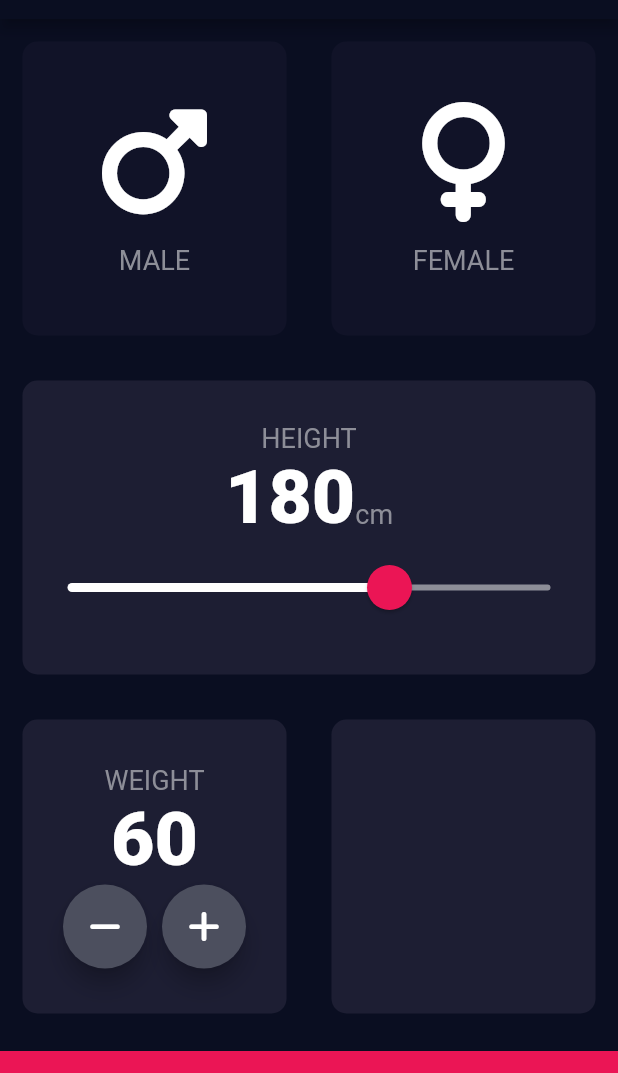
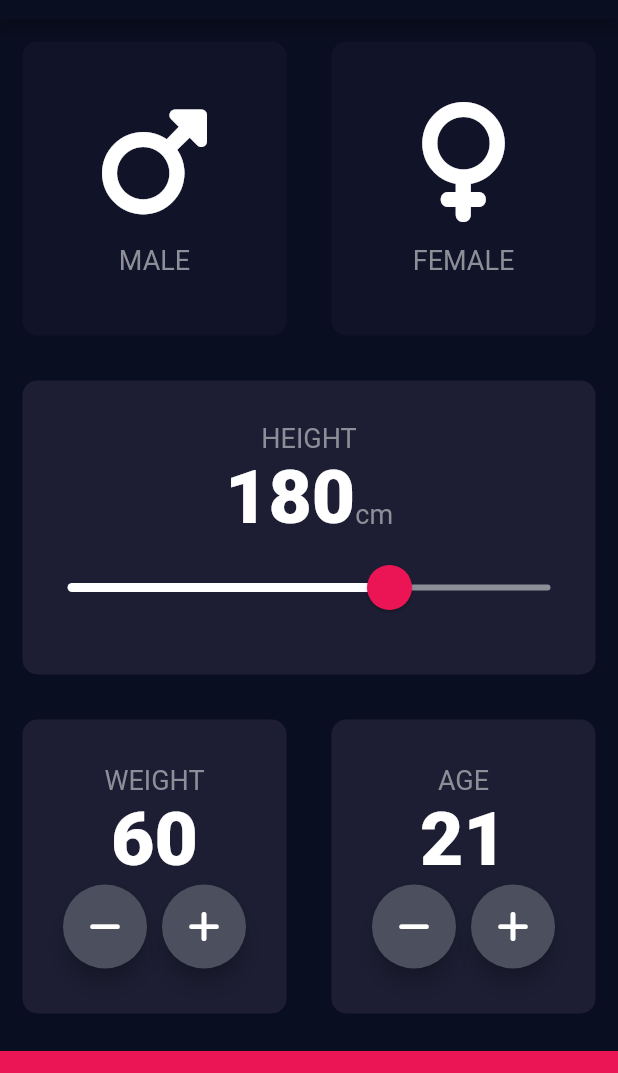
Before and after one commit to juriaCardozo/BMI-calculator, a Flutter app: the screen it shows after launch, on a phone screen of 412 x 824 dp, the part 65-1138 px from its top. Run offline on Flutter 3.47's test engine with Material 2 defaults, Android fonts, the phone set to English and light mode, and no system bars; our stand-ins replace font_awesome_flutter.

Commit message:
Age button

```diff
--- a/lib/input_page.dart
+++ b/lib/input_page.dart
@@ -18,6 +18,7 @@ class _InputPageState extends State<InputPage> {
   Gender? selectedGender;
   int height = 180;
   int weight = 60;
+  int age = 21;
 
   @override
   Widget build(BuildContext context) {
@@ -158,7 +159,44 @@ class _InputPageState extends State<InputPage> {
               ),
             ),
             Expanded(
-              child: ReusableCard(colour: kActiveCardColour),
+              child: ReusableCard(
+                colour: kActiveCardColour,
+                cardChild: Column(
+                  mainAxisAlignment: MainAxisAlignment.center,
+                  children: [
+                    Text(
+                      'AGE',
+                      style: kLabelTextStyle,
+                    ),
+                    Text(
+                      age.toString(),
+                      style: kNumberTextStyle,
+                    ),
+                    Row(
+                      mainAxisAlignment: MainAxisAlignment.center,
+                      children: [
+                        RoundIconButton(
+                            icon: FontAwesomeIcons.minus,
+                            onPressed: () {
+                              setState(() {
+                                age--;
+                              });
+                            }),
+                        SizedBox(
+                          width: 10,
+                        ),
+                        RoundIconButton(
+                            icon: FontAwesomeIcons.plus,
+                            onPressed: () {
+                              setState(() {
+                                age++;
+                              });
+                            })
+                      ],
+                    ),
+                  ],
+                ),
+              ),
             ),
           ]),
         ),
```
